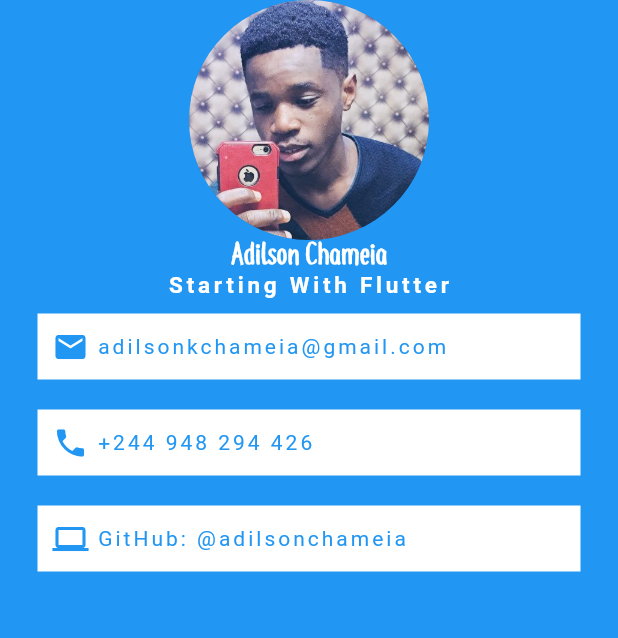
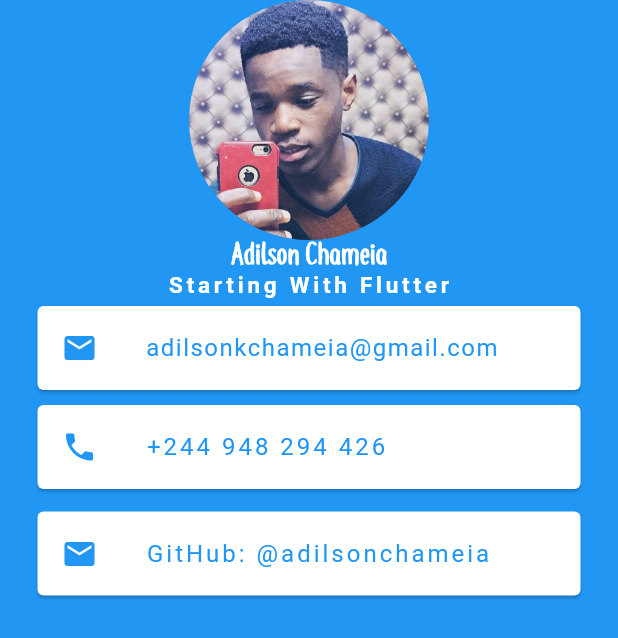
Before and after one commit to adilsontchameia/Dev-Profile, a Flutter app: the screen it shows after launch, on a phone screen of 412 x 824 dp. Shown: the top 638 px of the screen. Run offline on Flutter 3.47's test engine with Material 2 defaults, Android fonts, the phone set to English and light mode, and no system bars.

Commit message:
aplicando estilo com card

```diff
--- a/lib/main.dart
+++ b/lib/main.dart
@@ -42,72 +42,59 @@ class _MeuAppState extends State<MeuApp> {
                         fontWeight: FontWeight.bold),
                   ),
                   //Cards
-                  Container(
-                    padding: EdgeInsets.all(10.0),
+                  Card(
                       color: Colors.white,
                       margin:
-                        EdgeInsets.symmetric(vertical: 10.0, horizontal: 25.0),
-                    child: Row(
-                      children: [
-                        Icon(
+                          EdgeInsets.symmetric(vertical: 5.0, horizontal: 25.0),
+                      child: ListTile(
+                        leading: Icon(
                           Icons.mail,
                           color: Colors.blue,
                         ),
-                        SizedBox(height: 2.5),
-                        Text(
-                          " adilsonkchameia@gmail.com",
+                        title: Text(
+                          "adilsonkchameia@gmail.com",
+                          style: TextStyle(
+                            letterSpacing: 1,
+                            color: Colors.blue,
+                          ),
+                        ),
+                      )),
+
+                  Card(
+                    color: Colors.white,
+                    margin:
+                        EdgeInsets.symmetric(vertical: 5.0, horizontal: 25.0),
+                    child: ListTile(
+                      leading: Icon(
+                        Icons.phone,
+                        color: Colors.blue,
+                      ),
+                      title: Text(
+                        "+244 948 294 426",
                         style: TextStyle(
                           letterSpacing: 2,
                           color: Colors.blue,
                         ),
                       ),
-                      ],
                     ),
                   ),
-                  Container(
-                    padding: EdgeInsets.all(10.0),
+                  Card(
                       color: Colors.white,
-                    margin:
-                        EdgeInsets.symmetric(vertical: 10.0, horizontal: 25.0),
-                    child: Row(
-                      children: [
-                        Icon(
-                          Icons.phone,
+                      margin: EdgeInsets.symmetric(
+                          vertical: 10.0, horizontal: 25.0),
+                      child: ListTile(
+                        leading: Icon(
+                          Icons.email,
                           color: Colors.blue,
                         ),
-                        SizedBox(height: 2.5),
-                        Text(
-                          " +244 948 294 426",
+                        title: Text(
+                          "GitHub: @adilsonchameia",
                           style: TextStyle(
                             letterSpacing: 2,
                             color: Colors.blue,
                           ),
                         ),
-                      ],
-                    ),
-                  ),
-                  Container(
-                    padding: EdgeInsets.all(10.0),
-                    color: Colors.white,
-                    margin:
-                        EdgeInsets.symmetric(vertical: 10.0, horizontal: 25.0),
-                    child: Row(
-                      children: [
-                        Icon(
-                          Icons.computer,
-                          color: Colors.blue,
-                        ),
-                        SizedBox(height: 2.5),
-                        Text(
-                          " GitHub: @adilsonchameia",
-                          style: TextStyle(
-                            letterSpacing: 2,
-                            color: Colors.blue,
-                          ),
-                        ),
-                      ],
-                    ),
-                  )
+                      )),
                 ],
               ),
             )));
```
Lines whose indentation alone changed are shown as unchanged.
